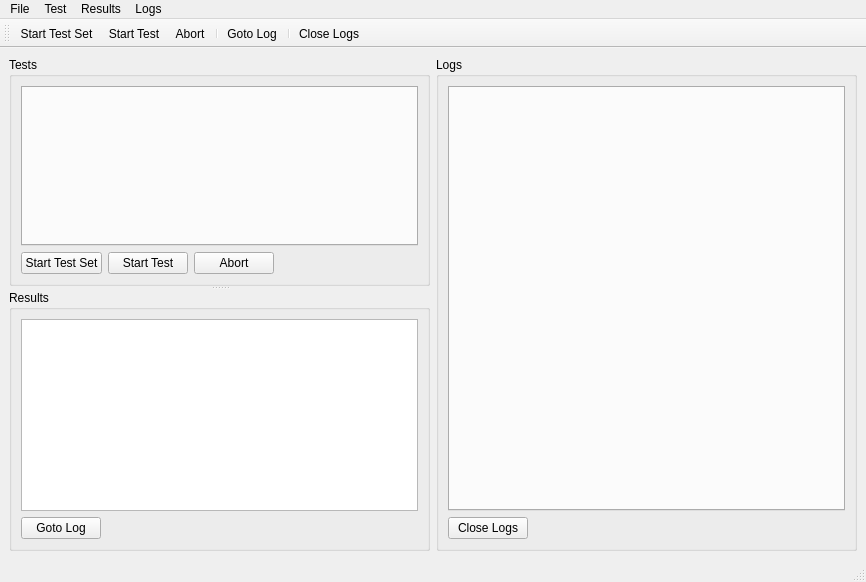
ViktorFagerlind/slash_gui, file MainWindow.ui: the form before one commit.
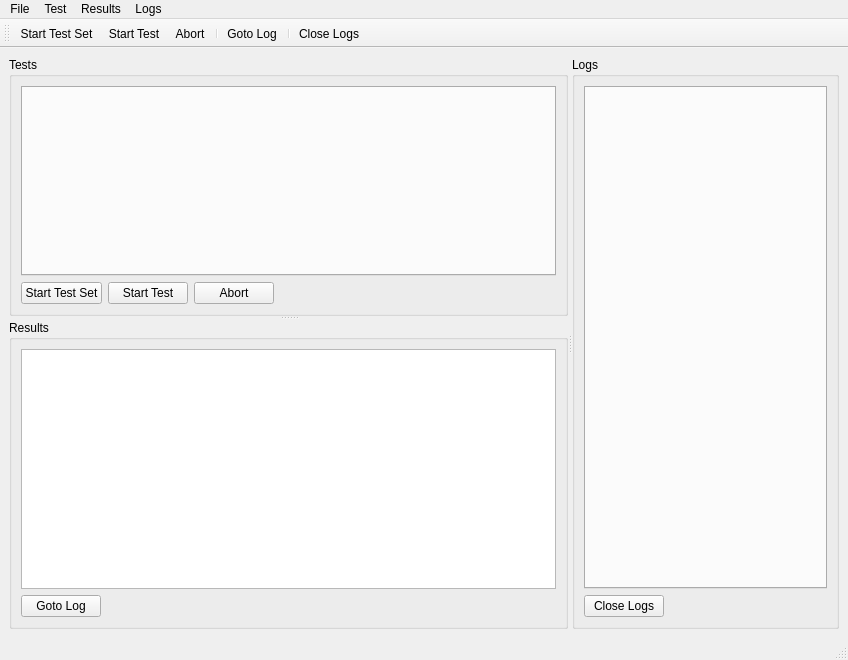
The form after the commit. Icons and pictures are not drawn.

Patch:
```diff
--- a/MainWindow.ui
+++ b/MainWindow.ui
@@ -6,8 +6,8 @@
    <rect>
     <x>0</x>
     <y>0</y>
-    <width>866</width>
-    <height>582</height>
+    <width>848</width>
+    <height>660</height>
    </rect>
   </property>
   <property name="windowTitle">
@@ -16,10 +16,14 @@
   <widget class="QWidget" name="centralwidget">
    <layout class="QHBoxLayout" name="horizontalLayout_4">
     <item>
+     <widget class="QSplitter" name="splitter_2">
+      <property name="orientation">
+       <enum>Qt::Horizontal</enum>
+      </property>
      <widget class="QSplitter" name="splitter">
       <property name="sizePolicy">
-       <sizepolicy hsizetype="Preferred" vsizetype="Preferred">
-        <horstretch>1</horstretch>
+        <sizepolicy hsizetype="Preferred" vsizetype="Expanding">
+         <horstretch>2</horstretch>
         <verstretch>0</verstretch>
        </sizepolicy>
       </property>
@@ -30,7 +34,7 @@
        <property name="sizePolicy">
         <sizepolicy hsizetype="Preferred" vsizetype="Preferred">
          <horstretch>0</horstretch>
-         <verstretch>1</verstretch>
+          <verstretch>3</verstretch>
         </sizepolicy>
        </property>
        <property name="minimumSize">
@@ -115,7 +119,7 @@
        <property name="sizePolicy">
         <sizepolicy hsizetype="Preferred" vsizetype="Preferred">
          <horstretch>0</horstretch>
-         <verstretch>0</verstretch>
+          <verstretch>1</verstretch>
         </sizepolicy>
        </property>
        <property name="title">
@@ -166,12 +170,10 @@
        </layout>
       </widget>
      </widget>
-    </item>
-    <item>
      <widget class="QGroupBox" name="groupBoxLog">
       <property name="sizePolicy">
        <sizepolicy hsizetype="Preferred" vsizetype="Expanding">
-        <horstretch>1</horstretch>
+         <horstretch>2</horstretch>
         <verstretch>0</verstretch>
        </sizepolicy>
       </property>
@@ -219,6 +221,7 @@
        </item>
       </layout>
      </widget>
+     </widget>
     </item>
    </layout>
   </widget>
@@ -227,7 +230,7 @@
     <rect>
      <x>0</x>
      <y>0</y>
-     <width>866</width>
+     <width>848</width>
      <height>21</height>
     </rect>
    </property>
```
Left out of the diff: 2 changed lines with no effect on the pictures. Lines whose indentation alone changed are shown as unchanged.
